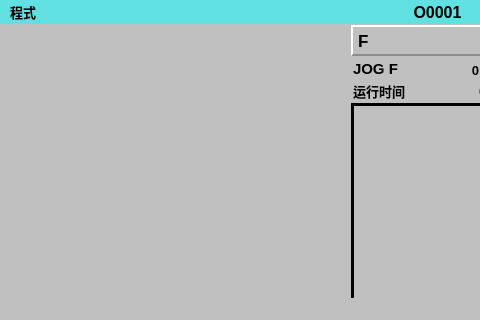
Above: Graduation_Project/resource/UI/CRT_Message.ui from zhaojiacheng1/python before the change; both pictures show x 0 to 480 and y 0 to 320 of the 700 by 424 pixel window. Below: the same form after it.
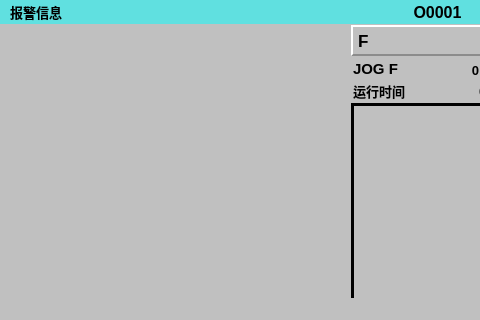
That is the form after the change. Custom widgets are drawn as their Qt base class.

What changed in the file:
```diff
--- a/Graduation_Project/resource/UI/CRT_Message.ui
+++ b/Graduation_Project/resource/UI/CRT_Message.ui
@@ -78,7 +78,7 @@
          <string notr="true"/>
         </property>
         <property name="text">
-         <string>程式</string>
+         <string>报警信息</string>
         </property>
         <property name="indent">
          <number>10</number>
```
